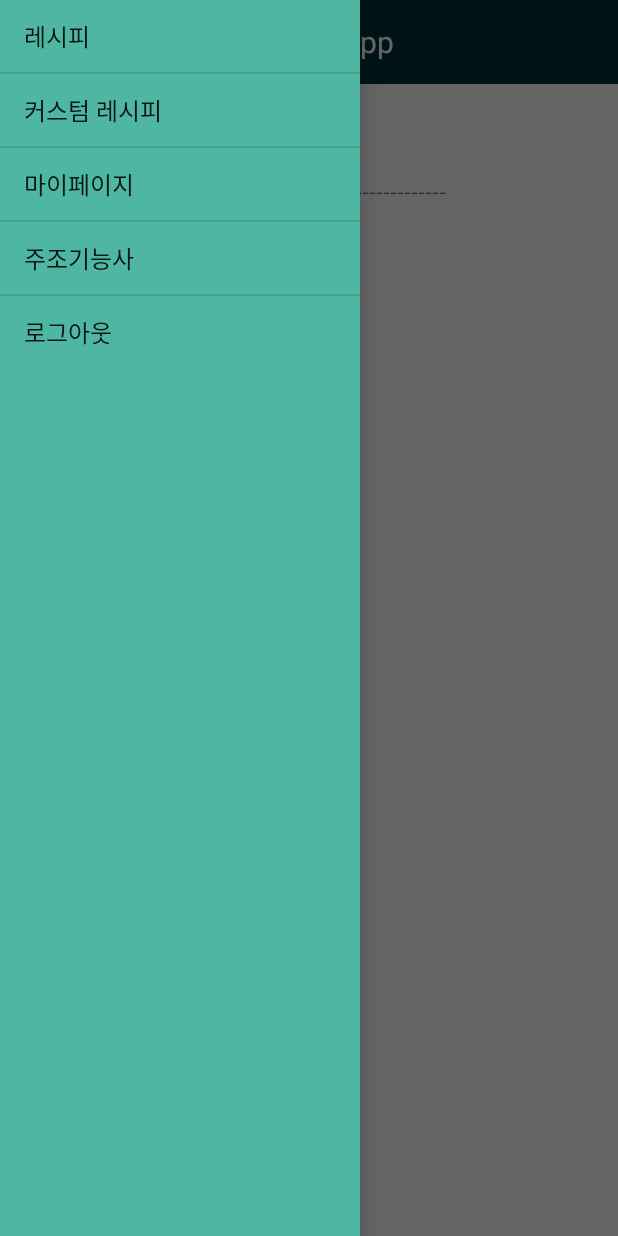
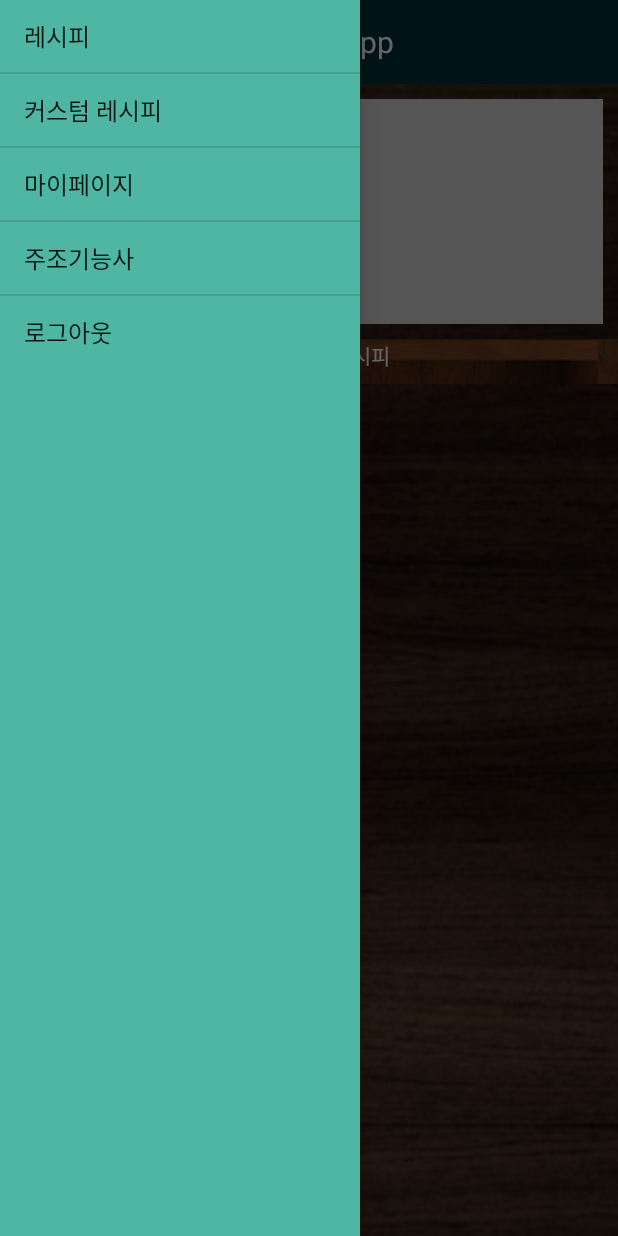
Before and after one commit to KangukLee-97/3G_Mobile_TP, an Android app: the UserInfoActivity screen opened directly, with no data from a screen before it, with the side drawer open, on a phone screen of 412 x 824 dp. Run offline under Robolectric (Android 15) with nearby library versions, the phone set to English and light mode, and no system bars; our stand-ins replace Firebase (no records; nobody signed in at launch, a user with empty details on screens opened directly).

Commit message:
Update userinfo.xml

```diff
--- a/app/src/main/res/layout/userinfo.xml
+++ b/app/src/main/res/layout/userinfo.xml
@@ -9,31 +9,49 @@
     <LinearLayout
         android:layout_width="match_parent"
         android:layout_height="match_parent"
-        android:orientation="vertical">
+        android:orientation="vertical"
+        android:background="@drawable/dark_background">
         <include
             layout="@layout/toolbar"
             android:id="@+id/toolbar"/>
 
-        <TextView
+        <LinearLayout
             android:layout_width="match_parent"
-            android:layout_height="wrap_content"
-            android:text="마이페이지"/>
+            android:layout_height="150dp"
+            android:layout_margin="10dp"
+            android:orientation="vertical"
+            android:background="@drawable/mypage">
 
             <TextView
                 android:id="@+id/nickinfo"
                 android:layout_width="match_parent"
-            android:layout_height="wrap_content"/>
+                android:layout_height="wrap_content"
+                android:layout_marginTop="20dp"
+                android:textSize="25dp"
+                android:gravity="center"/>
 
             <TextView
                 android:id="@+id/phoneinfo"
                 android:layout_width="match_parent"
-            android:layout_height="wrap_content"/>
+                android:layout_height="wrap_content"
+                android:gravity="center"/>
 
             <TextView
-            android:layout_width="wrap_content"
+                android:id="@+id/count"
+                android:layout_width="match_parent"
                 android:layout_height="wrap_content"
-            android:text="--------------나의 레시피-------------"
-            android:layout_gravity="center"/>
+                android:gravity="center"/>
+
+
+        </LinearLayout>
+
+        <TextView
+            android:layout_width="match_parent"
+            android:layout_height="30dp"
+            android:text="나의 칵테일 레시피"
+            android:textColor="@color/white"
+            android:gravity="center|top"
+            android:background="@drawable/list2"/>
 
         <FrameLayout
             android:layout_width="match_parent"
```
Lines whose indentation alone changed are shown as unchanged.
